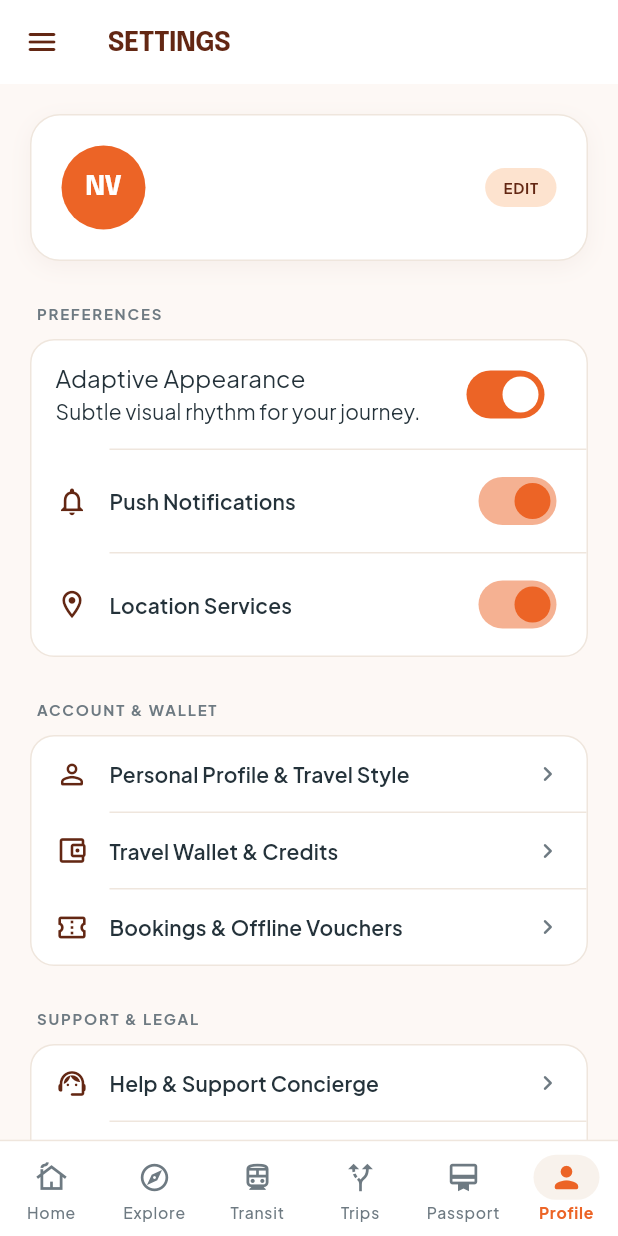
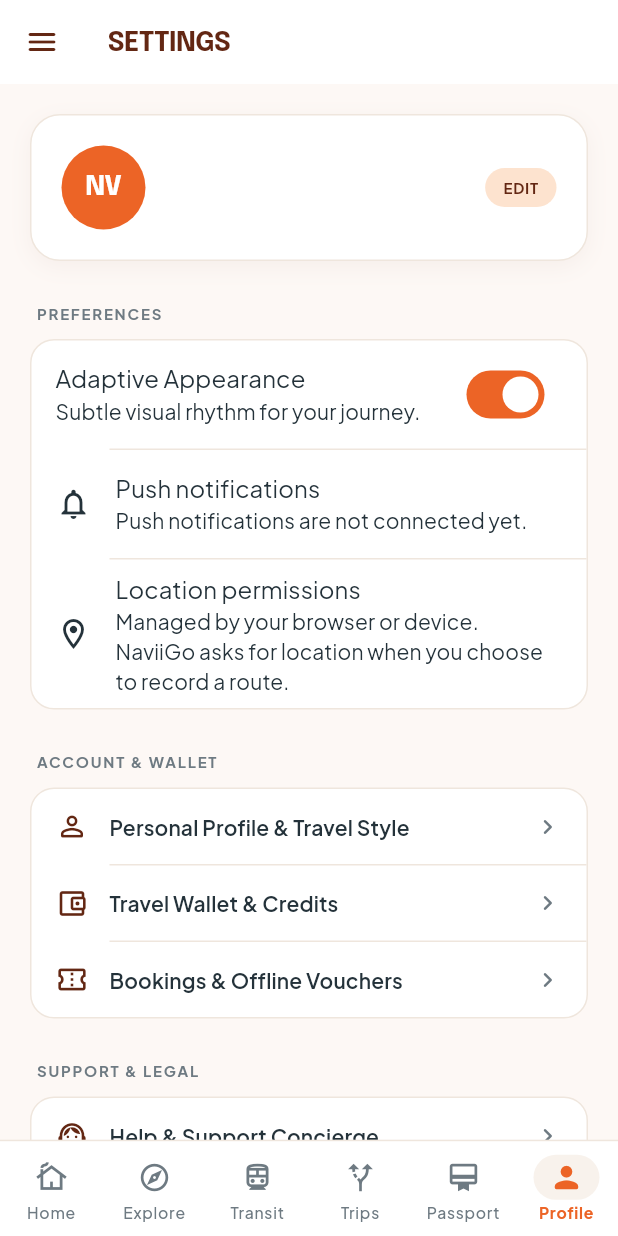
Before and after one commit to NaviiGo-ai/NaviiGoApp, a Flutter app: the SettingsPage screen opened by its route, on a phone screen of 412 x 824 dp. Run offline on Flutter 3.47's test engine with Material 3 defaults, Android fonts, the phone set to English and light mode, and no system bars; our stand-ins replace cloud_firestore, firebase_auth, firebase_core, flutter_animate, flutter_riverpod, flutter_screenutil and 7 more; accounts and stored records are empty.

Commit message:
fix(mobile): resolve remaining frontend smoke test findings

```diff
--- a/lib/features/more/presentation/pages/settings_page.dart
+++ b/lib/features/more/presentation/pages/settings_page.dart
@@ -17,8 +17,6 @@ class SettingsPage extends ConsumerStatefulWidget {
 }
 
 class _SettingsPageState extends ConsumerState<SettingsPage> {
-  bool _notifications = true;
-  bool _location = true;
   bool _savingAppearance = false;
   bool? _requestedAppearance;
   String? _appearanceError;
@@ -199,24 +197,19 @@ class _SettingsPageState extends ConsumerState<SettingsPage> {
                 child: const Text('Retry preferences'),
               ),
             _buildDivider(),
-            _buildToggleRow(
-              'Push Notifications',
-              Icons.notifications_outlined,
-              _notifications,
-              (val) {
-                NavHaptics.fire(NavHaptic.light);
-                setState(() => _notifications = val);
-              },
+            const ListTile(
+              leading: Icon(Icons.notifications_outlined),
+              title: Text('Push notifications'),
+              subtitle: Text('Push notifications are not connected yet.'),
             ),
             _buildDivider(),
-            _buildToggleRow(
-              'Location Services',
-              Icons.location_on_outlined,
-              _location,
-              (val) {
-                NavHaptics.fire(NavHaptic.light);
-                setState(() => _location = val);
-              },
+            const ListTile(
+              leading: Icon(Icons.location_on_outlined),
+              title: Text('Location permissions'),
+              subtitle: Text(
+                'Managed by your browser or device. NaviiGo asks for location '
+                'when you choose to record a route.',
+              ),
             ),
           ]),
           const SizedBox(height: 28),
@@ -371,36 +364,6 @@ class _SettingsPageState extends ConsumerState<SettingsPage> {
     );
   }
 
-  Widget _buildToggleRow(
-    String title,
-    IconData icon,
-    bool value,
-    ValueChanged<bool> onChanged,
-  ) {
-    return Padding(
-      padding: const EdgeInsets.symmetric(horizontal: 16.0, vertical: 10.0),
-      child: Row(
-        children: [
-          Icon(icon, color: AppColors.brown, size: 22),
-          const SizedBox(width: 14),
-          Expanded(
-            child: Text(
-              title,
-              style: AppTypography.bodyMedium(
-                color: AppColors.textPrimary,
-              ).copyWith(fontWeight: FontWeight.w600),
-            ),
-          ),
-          Switch(
-            value: value,
-            onChanged: onChanged,
-            activeColor: AppColors.primary,
-          ),
-        ],
-      ),
-    );
-  }
-
   Widget _buildLinkRow(String title, IconData icon, VoidCallback onTap) {
     return InkWell(
       onTap: () {
```
Also changed, not shown: lib/features/bookings/presentation/pages/digital_passport_page.dart (+9 -9 lines), lib/features/explore/presentation/providers/explore_provider.dart (+8 -0 lines), lib/features/more/presentation/pages/story_creator_page.dart (+23 -13 lines), lib/features/profile/presentation/pages/profile_page.dart (+5 -2 lines), 3 other files.
